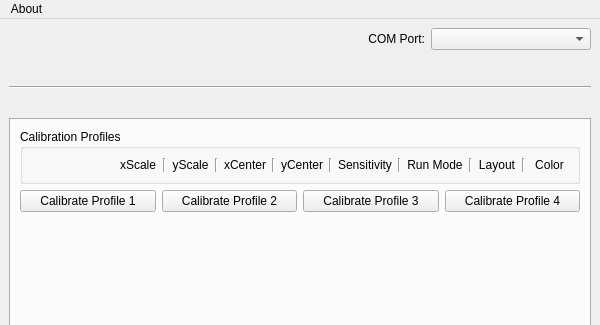
The window that guiwindow.ui (TeamOpenFIRE/OpenFIRE-App) describes before a commit, drawn with Qt 5; both pictures show x 0 to 600 and y 0 to 325 of the 600 by 950 pixel window.
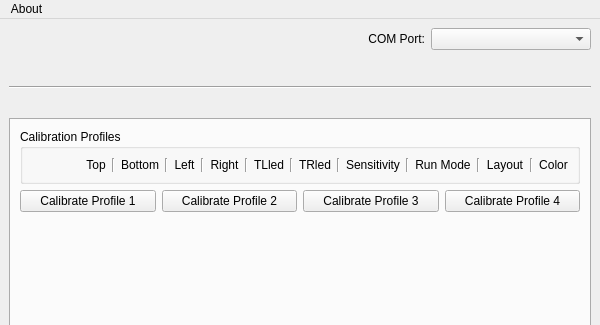
The same window after the commit. The open tabs and pages were chosen to show the change. Icons and pictures are not drawn.

Commit message: Switch from Prow's values to those for Perspective

The edit to the form file:
```diff
--- a/guiwindow.ui
+++ b/guiwindow.ui
@@ -799,34 +799,82 @@
           <layout class="QVBoxLayout" name="verticalLayout_5">
            <item>
             <layout class="QGridLayout" name="profilesArea">
+             <item row="0" column="1">
+              <widget class="QLabel" name="headerPadding">
+               <property name="text">
+                <string/>
+               </property>
+               <property name="alignment">
+                <set>Qt::AlignCenter</set>
+               </property>
+              </widget>
+             </item>
+             <item row="0" column="3">
+              <widget class="Line" name="line_4">
+               <property name="orientation">
+                <enum>Qt::Vertical</enum>
+               </property>
+              </widget>
+             </item>
+             <item row="0" column="8">
+              <widget class="QLabel" name="rightOffHeader">
+               <property name="text">
+                <string>Right</string>
+               </property>
+               <property name="alignment">
+                <set>Qt::AlignBottom|Qt::AlignHCenter</set>
+               </property>
+              </widget>
+             </item>
+             <item row="0" column="19">
+              <widget class="Line" name="line_9">
+               <property name="orientation">
+                <enum>Qt::Vertical</enum>
+               </property>
+              </widget>
+             </item>
+             <item row="0" column="14">
+              <widget class="QLabel" name="irSensHeader">
+               <property name="text">
+                <string>Sensitivity</string>
+               </property>
+               <property name="alignment">
+                <set>Qt::AlignBottom|Qt::AlignHCenter</set>
+               </property>
+              </widget>
+             </item>
+             <item row="0" column="0">
+              <widget class="QLabel" name="renamePadding">
+               <property name="text">
+                <string/>
+               </property>
+              </widget>
+             </item>
+             <item row="0" column="11">
+              <widget class="Line" name="line_10">
+               <property name="orientation">
+                <enum>Qt::Vertical</enum>
+               </property>
+              </widget>
+             </item>
+             <item row="0" column="15">
+              <widget class="Line" name="line_8">
+               <property name="orientation">
+                <enum>Qt::Vertical</enum>
+               </property>
+              </widget>
+             </item>
              <item row="0" column="4">
               <widget class="QLabel" name="yScaleHeader">
                <property name="text">
-                <string>yScale</string>
+                <string>Bottom</string>
                </property>
                <property name="alignment">
                 <set>Qt::AlignBottom|Qt::AlignHCenter</set>
                </property>
               </widget>
              </item>
-             <item row="0" column="6">
-              <widget class="QLabel" name="xCenterHeader">
-               <property name="text">
-                <string>xCenter</string>
-               </property>
-               <property name="alignment">
-                <set>Qt::AlignBottom|Qt::AlignHCenter</set>
-               </property>
-              </widget>
-             </item>
-             <item row="0" column="13">
-              <widget class="Line" name="line_3">
-               <property name="orientation">
-                <enum>Qt::Vertical</enum>
-               </property>
-              </widget>
-             </item>
-             <item row="0" column="12">
+             <item row="0" column="16">
               <widget class="QLabel" name="runModeHeader">
                <property name="text">
                 <string>Run Mode</string>
@@ -836,30 +884,20 @@
                </property>
               </widget>
              </item>
-             <item row="0" column="14">
-              <widget class="QLabel" name="layoutHeader">
-               <property name="text">
-                <string>Layout</string>
-               </property>
-               <property name="alignment">
-                <set>Qt::AlignCenter</set>
-               </property>
-              </widget>
-             </item>
-             <item row="0" column="15">
-              <widget class="Line" name="line_9">
+             <item row="0" column="17">
+              <widget class="Line" name="line_3">
                <property name="orientation">
                 <enum>Qt::Vertical</enum>
                </property>
               </widget>
              </item>
-             <item row="0" column="8">
-              <widget class="QLabel" name="yCenterHeader">
+             <item row="0" column="12">
+              <widget class="QLabel" name="TRledHeader">
                <property name="text">
-                <string>yCenter</string>
+                <string>TRled</string>
                </property>
                <property name="alignment">
-                <set>Qt::AlignBottom|Qt::AlignHCenter</set>
+                <set>Qt::AlignCenter</set>
                </property>
               </widget>
              </item>
@@ -875,40 +913,20 @@
                 <number>1</number>
                </property>
                <property name="text">
-                <string>xScale</string>
+                <string>Top</string>
                </property>
                <property name="alignment">
                 <set>Qt::AlignBottom|Qt::AlignHCenter</set>
                </property>
               </widget>
              </item>
-             <item row="0" column="11">
-              <widget class="Line" name="line_8">
+             <item row="0" column="7">
+              <widget class="Line" name="line_6">
                <property name="orientation">
                 <enum>Qt::Vertical</enum>
                </property>
               </widget>
              </item>
-             <item row="0" column="1">
-              <widget class="QLabel" name="headerPadding">
-               <property name="text">
-                <string/>
-               </property>
-               <property name="alignment">
-                <set>Qt::AlignCenter</set>
-               </property>
-              </widget>
-             </item>
-             <item row="0" column="16">
-              <widget class="QLabel" name="colorHeader">
-               <property name="text">
-                <string>Color</string>
-               </property>
-               <property name="alignment">
-                <set>Qt::AlignCenter</set>
-               </property>
-              </widget>
-             </item>
              <item row="0" column="9">
               <widget class="Line" name="line_7">
                <property name="orientation">
@@ -923,25 +941,48 @@
                </property>
               </widget>
              </item>
+             <item row="0" column="20">
+              <widget class="QLabel" name="colorHeader">
+               <property name="text">
+                <string>Color</string>
+               </property>
+               <property name="alignment">
+                <set>Qt::AlignCenter</set>
+               </property>
+              </widget>
+             </item>
+             <item row="0" column="6">
+              <widget class="QLabel" name="leftOffHeader">
+               <property name="text">
+                <string>Left</string>
+               </property>
+               <property name="alignment">
+                <set>Qt::AlignBottom|Qt::AlignHCenter</set>
+               </property>
+              </widget>
+             </item>
              <item row="0" column="10">
-              <widget class="QLabel" name="irSensHeader">
+              <widget class="QLabel" name="TLledHeader">
                <property name="text">
-                <string>Sensitivity</string>
+                <string>TLled</string>
                </property>
                <property name="alignment">
-                <set>Qt::AlignBottom|Qt::AlignHCenter</set>
+                <set>Qt::AlignCenter</set>
                </property>
               </widget>
              </item>
-             <item row="0" column="7">
-              <widget class="Line" name="line_6">
-               <property name="orientation">
-                <enum>Qt::Vertical</enum>
+             <item row="0" column="18">
+              <widget class="QLabel" name="layoutHeader">
+               <property name="text">
+                <string>Layout</string>
                </property>
+               <property name="alignment">
+                <set>Qt::AlignCenter</set>
+               </property>
               </widget>
              </item>
-             <item row="0" column="3">
-              <widget class="Line" name="line_4">
+             <item row="0" column="13">
+              <widget class="Line" name="line_11">
                <property name="orientation">
                 <enum>Qt::Vertical</enum>
                </property>
```
Left out of the diff: 11 changed lines with no effect on the pictures. The commit also changes 2 other files.
